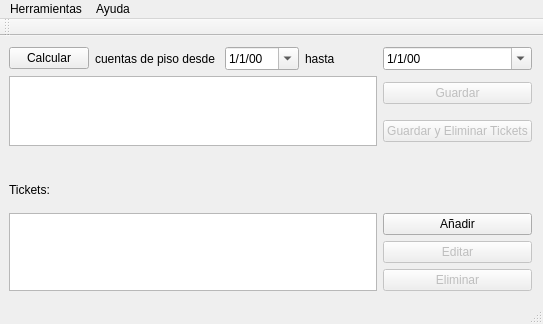
Above: mainwindow.ui from emepetres/Six-of-Spades before the change. Below: the same form after it.
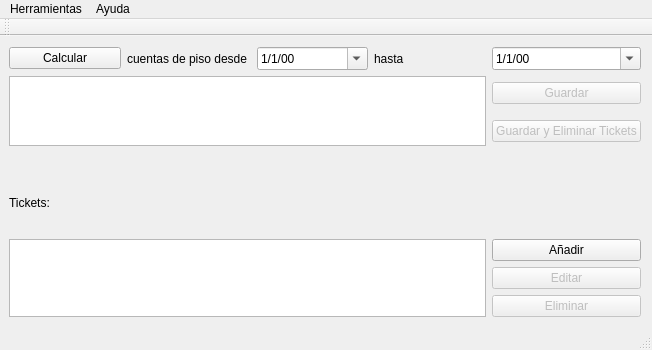
That is the form after the change.

What changed in the file:
```diff
--- a/mainwindow.ui
+++ b/mainwindow.ui
@@ -6,8 +6,8 @@
    <rect>
     <x>0</x>
     <y>0</y>
-    <width>543</width>
-    <height>324</height>
+    <width>652</width>
+    <height>350</height>
    </rect>
   </property>
   <property name="windowTitle">
@@ -156,7 +156,7 @@
     <rect>
      <x>0</x>
      <y>0</y>
-     <width>543</width>
+     <width>652</width>
      <height>26</height>
     </rect>
    </property>
```
